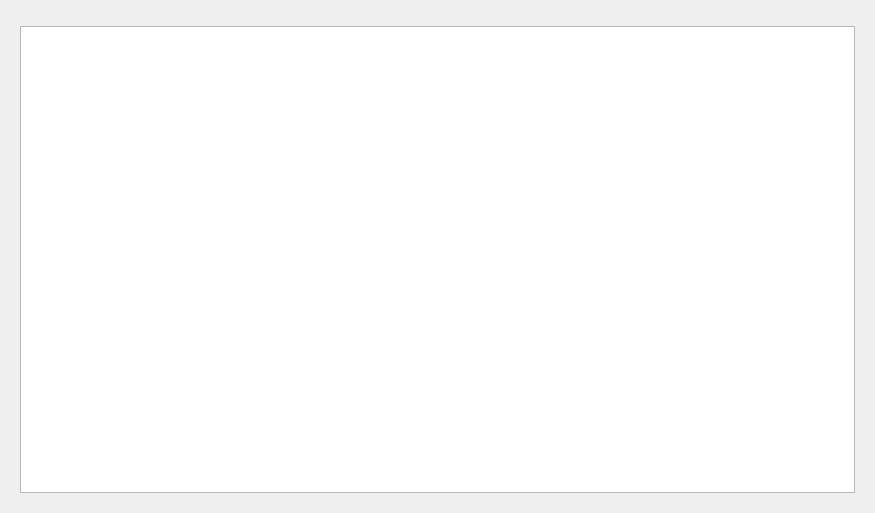
Above: src/libtomahawk/widgets/newreleaseswidget.ui from tomahawk-player/tomahawk before the change. Below: the same form after it.
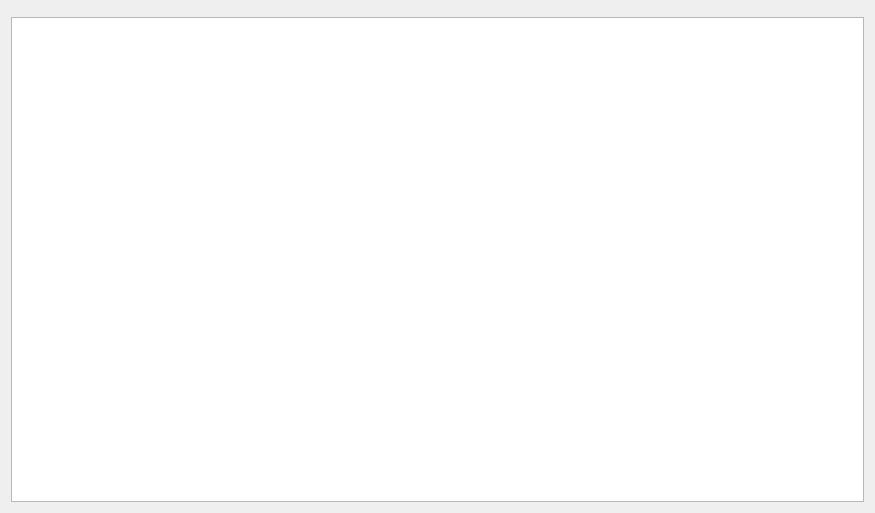
That is the form after the change. The open tabs and pages were chosen to show the change. Custom widgets are drawn as their Qt base class.

Commit message: Simplify new releases ui

```diff
--- a/src/libtomahawk/widgets/newreleaseswidget.ui
+++ b/src/libtomahawk/widgets/newreleaseswidget.ui
@@ -14,16 +14,6 @@
    <item>
     <widget class="Tomahawk::Breadcrumb" name="breadCrumbLeft" native="true"/>
    </item>
-   <item>
-    <widget class="QStackedWidget" name="stackLeft">
-     <widget class="QWidget" name="page">
-      <layout class="QHBoxLayout" name="horizontalLayout_2"/>
-     </widget>
-     <widget class="QWidget" name="page1">
-      <layout class="QHBoxLayout" name="horizontalLayout"/>
-     </widget>
-     <widget class="QWidget" name="page2">
-      <layout class="QVBoxLayout" name="verticalLayout">
        <item>
         <widget class="AlbumView" name="albumsView">
          <property name="dragEnabled">
@@ -32,10 +22,6 @@
          <property name="selectionMode">
           <enum>QAbstractItemView::ExtendedSelection</enum>
          </property>
-        </widget>
-       </item>
-      </layout>
-     </widget>
     </widget>
    </item>
   </layout>
```
Left out of the diff: 3 changed lines with no effect on the pictures. Lines whose indentation alone changed are shown as unchanged. The commit also changes 1 other file.
